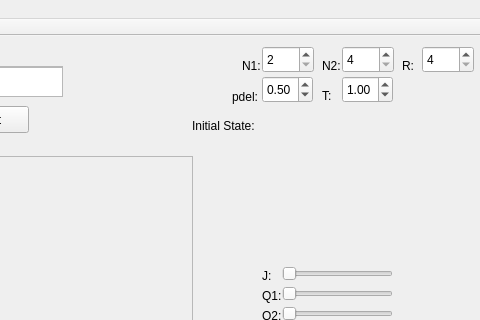
Qt form subprojects/ModelQT_GUI/ui/mainwindow.ui (jhaberstroh/symmetry-lattice-model) before a commit; both pictures show x 318 to 798 and y 0 to 320 of the 798 by 570 pixel window.
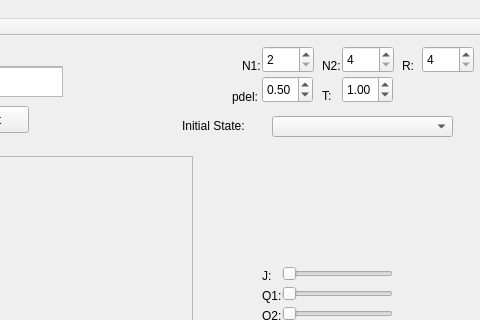
The same form after that commit.

Commit message: Reset button functioning with default phase drop-down menu. Beautiful again.

Diff of the .ui file:
```diff
--- a/subprojects/ModelQT_GUI/ui/mainwindow.ui
+++ b/subprojects/ModelQT_GUI/ui/mainwindow.ui
@@ -446,9 +446,9 @@
    <widget class="QLabel" name="label_10">
     <property name="geometry">
      <rect>
-      <x>510</x>
+      <x>500</x>
       <y>80</y>
-      <width>71</width>
+      <width>81</width>
       <height>20</height>
      </rect>
     </property>
@@ -523,6 +523,16 @@
      </property>
     </widget>
    </widget>
+   <widget class="QComboBox" name="default_phase">
+    <property name="geometry">
+     <rect>
+      <x>590</x>
+      <y>80</y>
+      <width>181</width>
+      <height>21</height>
+     </rect>
+    </property>
+   </widget>
   </widget>
   <widget class="QMenuBar" name="menuBar">
    <property name="geometry">
```
Left out of the diff: 2 changed lines with no effect on the pictures. The commit also changes 11 other files.
